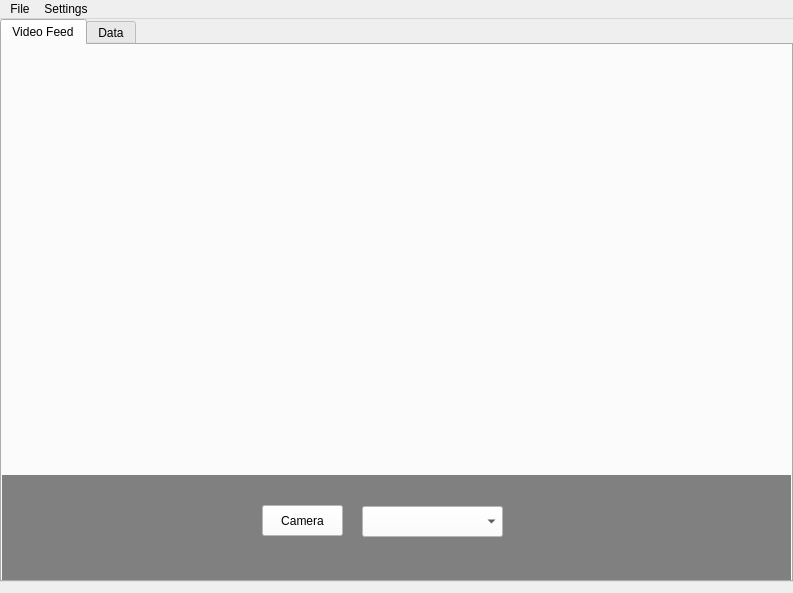
This is ui/main.ui in jorelaustin/GUI-for-ROV-Mate-2025 as Qt 5 draws it before an edit. The edited form follows.
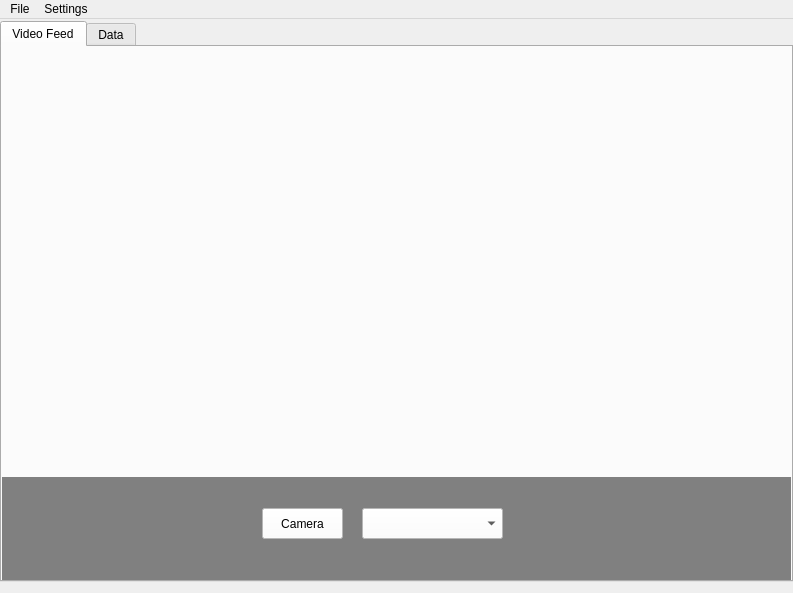
This is the edited form. The open tabs and pages were chosen to show the change.

The edit to the form file:
```diff
--- a/ui/main.ui
+++ b/ui/main.ui
@@ -24,9 +24,9 @@
     <property name="geometry">
      <rect>
       <x>0</x>
-      <y>0</y>
+      <y>2</y>
       <width>793</width>
-      <height>563</height>
+      <height>561</height>
      </rect>
     </property>
     <property name="currentIndex">
@@ -65,7 +65,7 @@
        <property name="geometry">
         <rect>
          <x>260</x>
-         <y>30</y>
+         <y>31</y>
          <width>81</width>
          <height>31</height>
         </rect>
```
Left out of the diff: 2 changed lines with no effect on the pictures.
